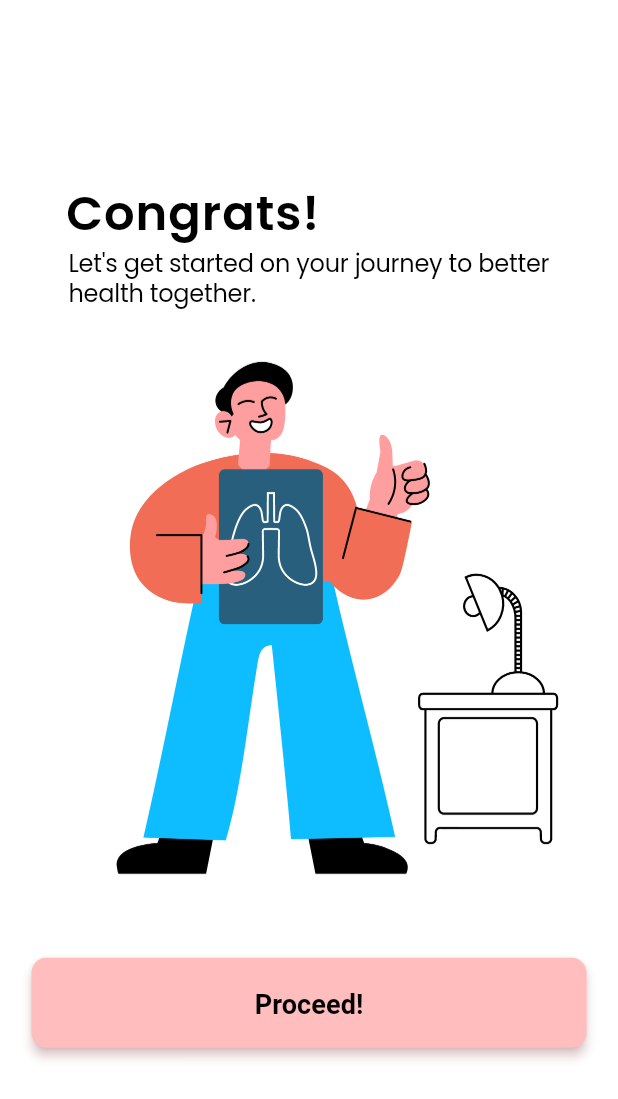
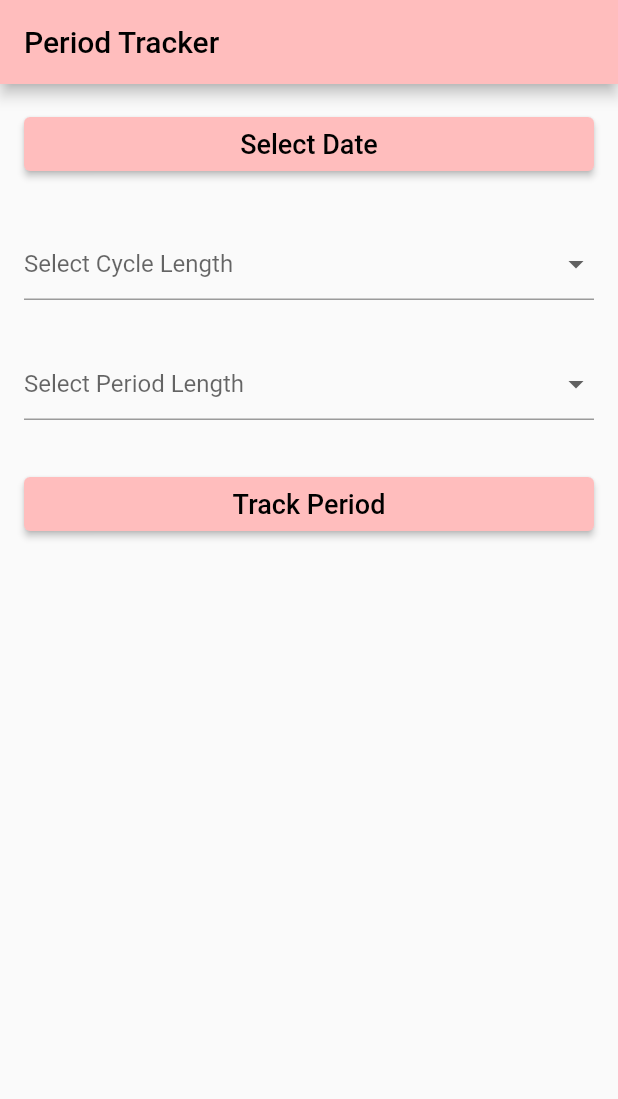
Before and after one commit to shiX0/Medwell, a Flutter app: the screen it shows after launch, on a phone screen of 412 x 824 dp. Shown: the top 1099 px of the screen. Run offline on Flutter 3.47's test engine with Material 2 defaults, Android fonts, the phone set to English and light mode, and no system bars; our stand-ins replace cloud_firestore, firebase_auth, firebase_core, firebase_messaging, fluentui_icons, flutter_local_notifications and 4 more; accounts and stored records are empty.

Commit message:
track period page

```diff
--- a/lib/Screens/TrackPeriodPage.dart
+++ b/lib/Screens/TrackPeriodPage.dart
@@ -0,0 +1,188 @@
+import 'package:flutter/material.dart';
+
+
+
+
+class TrackPeriod extends StatefulWidget {
+  @override
+  _TrackPeriodState createState() => _TrackPeriodState();
+}
+
+class _TrackPeriodState extends State<TrackPeriod> {
+  DateTime? _selectedDate;
+  int? _cycleLength;
+  int? _periodLength;
+  DateTime? _nextPeriodDate;
+
+  Widget _buildDateSelector() {
+    return ElevatedButton(
+      onPressed: () {
+        showDatePicker(
+          context: context,
+          initialDate: DateTime.now(),
+          firstDate: DateTime(2000),
+          lastDate: DateTime(2100),
+        ).then((selectedDate) {
+          if (selectedDate != null) {
+            setState(() {
+              _selectedDate = selectedDate;
+            });
+          }
+        });
+      },
+      child: Text(
+        _selectedDate != null
+            ? "Selected Date: ${_selectedDate.toString().split(' ')[0]}"
+            : "Select Date",
+        style: TextStyle(fontSize: 18),
+      ),
+    );
+  }
+
+  Widget _buildCycleLengthSelector() {
+    return DropdownButtonFormField<int>(
+      value: _cycleLength,
+      hint: Text("Select Cycle Length"),
+      items: List.generate(30, (index) {
+        int cycle = index + 21;
+        return DropdownMenuItem<int>(
+          value: cycle,
+          child: Text("$cycle days"),
+        );
+      }),
+      onChanged: (value) {
+        setState(() {
+          _cycleLength = value;
+        });
+      },
+    );
+  }
+
+  Widget _buildPeriodLengthSelector() {
+    return DropdownButtonFormField<int>(
+      value: _periodLength,
+      hint: Text("Select Period Length"),
+      items: List.generate(8, (index) {
+        int period = index + 1;
+        return DropdownMenuItem<int>(
+          value: period,
+          child: Text("$period days"),
+        );
+      }),
+      onChanged: (value) {
+        setState(() {
+          _periodLength = value;
+        });
+      },
+    );
+  }
+
+  Widget _buildTrackButton() {
+    return ElevatedButton(
+      onPressed: () {
+        _trackPeriod();
+      },
+      child: Text(
+        "Track Period",
+        style: TextStyle(
+          fontSize: 18,
+        ),
+      ),
+    );
+  }
+
+  void _trackPeriod() {
+    if (_selectedDate == null ||
+        _cycleLength == null ||
+        _periodLength == null) {
+      showDialog(
+        context: context,
+        builder: (BuildContext context) {
+          return AlertDialog(
+            title: Text("Missing Information"),
+            content: Text("Please select all the required inputs."),
+            actions: <Widget>[
+              TextButton(
+                child: Text("OK"),
+                onPressed: () {
+                  Navigator.of(context).pop();
+                },
+              ),
+            ],
+          );
+        },
+      );
+      return;
+    }
+
+    _nextPeriodDate = _selectedDate!.add(Duration(days: _cycleLength!));
+
+    showDialog(
+      context: context,
+      builder: (BuildContext context) {
+        return AlertDialog(
+          title: Text("Period Tracked"),
+          content: Column(
+            mainAxisSize: MainAxisSize.min,
+            crossAxisAlignment: CrossAxisAlignment.start,
+            children: [
+              Text("Selected Date: ${_selectedDate.toString().split(' ')[0]}"),
+              Text("Cycle Length: $_cycleLength days"),
+              Text("Period Length: $_periodLength days"),
+              Text("Next Period Date: ${_nextPeriodDate.toString().split(' ')[0]}"),
+            ],
+          ),
+          actions: <Widget>[
+            TextButton(
+              child: Text("OK"),
+              onPressed: () {
+                Navigator.of(context).pop();
+              },
+            ),
+          ],
+        );
+      },
+    );
+  }
+
+  @override
+  Widget build(BuildContext context) {
+    return Scaffold(
+      appBar: AppBar(
+        title: Text("Period Tracker"),
+      ),
+      body: SingleChildScrollView(
+        padding: EdgeInsets.all(16),
+        child: Column(
+          crossAxisAlignment: CrossAxisAlignment.stretch,
+          children: [
+            _buildDateSelector(),
+            const SizedBox(height: 32),
+            _buildCycleLengthSelector(),
+            const SizedBox(height: 32),
+            _buildPeriodLengthSelector(),
+            const SizedBox(height: 32),
+            _buildTrackButton(),
+            const SizedBox(height: 32),
+            if (_nextPeriodDate != null) ...[
+              Text(
+                "Next Period Date:",
+                style: TextStyle(
+                  fontSize: 18,
+                  fontWeight: FontWeight.bold,
+                ),
+              ),
+              const SizedBox(height: 8),
+              Text(
+                _nextPeriodDate.toString().split(' ')[0],
+                style: TextStyle(
+                  fontSize: 16,
+                ),
+              ),
+            ],
+          ],
+        ),
+      ),
+    );
+  }
+}
--- a/lib/main.dart
+++ b/lib/main.dart
@@ -22,6 +22,7 @@ import 'Components/Palette.dart';
 import 'Screens/EmailVerifyPage.dart';
 import 'Screens/FinalLogPage.dart';
 import 'Screens/LoginPage.dart';
+import 'Screens/TrackPeriodPage.dart';
 import 'firebase_options.dart';
 
 Future<void> main() async {
@@ -57,7 +58,7 @@ class MyApp extends StatelessWidget {
 
 
       //donot change this, rollback before you commit
-      initialRoute: "/finalLog",//change the route here
+      initialRoute: "/TrackPeriod",//change the route here
 
       routes: {
         "/login": (context) => const LoginScreen(),
@@ -79,6 +80,8 @@ class MyApp extends StatelessWidget {
         "/FeedbackPage":(context)=>FeedbackPage(),
         "/NewMedsPage":(context)=>NewMedsPage(),
         "/GetstartePage":(context)=>GetStartedPage(),
+        "/TrackPeriod":(context)=>TrackPeriod(),
+
 
 
       },//Add the page here
```
